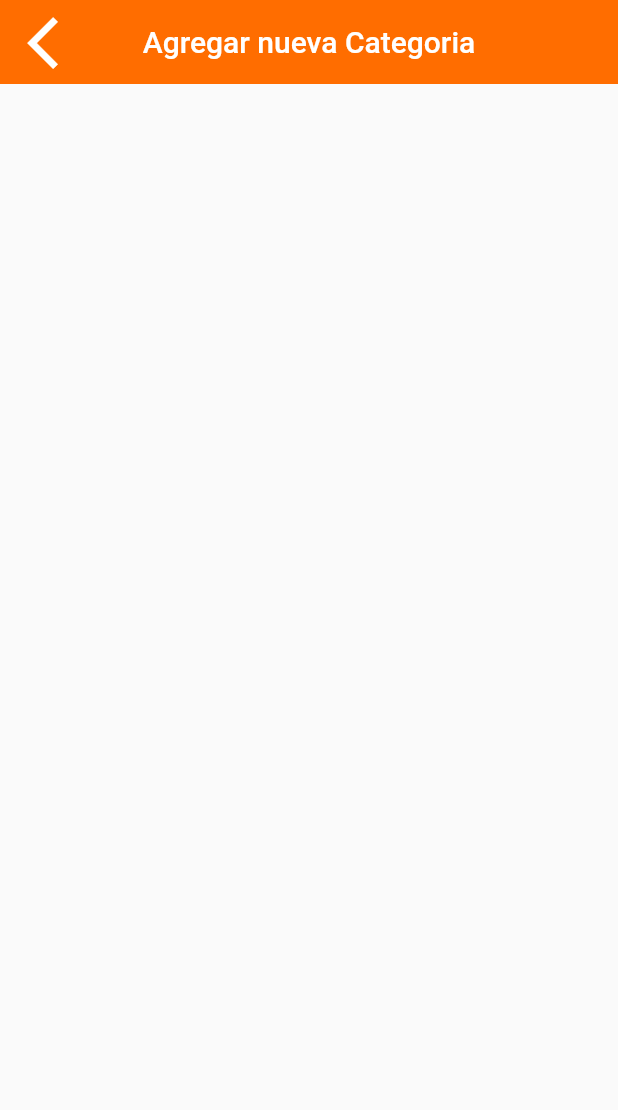
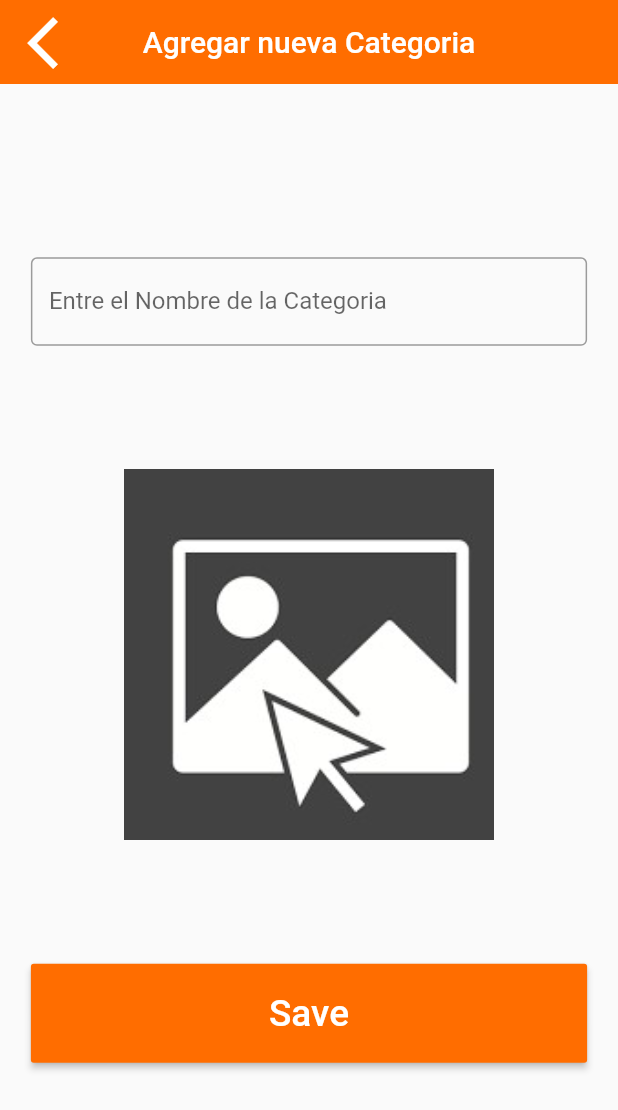
Before and after one commit to javierrrrrrrrrrrr/food_admin, a Flutter app: the HomeCategoriesPage screen opened directly, after a tap on "Agregar Categoria", on a phone screen of 412 x 824 dp. Shown: the top 1110 px of the screen. Run offline on Flutter 3.47's test engine with Material 2 defaults, Android fonts, the phone set to English and light mode, and no system bars; our stand-ins replace bloc, equatable, flutter_slidable; missing offline and left inert: data_connection_checker_tv.

Commit message:
arrastrar para mostrar iconos

```diff
--- /dev/null
+++ b/lib/features/categories/presentation/Widgets/custom_categori_field.dart
@@ -0,0 +1,21 @@
+import 'package:flutter/material.dart';
+
+class CustomNamedCategorField extends StatelessWidget {
+  const CustomNamedCategorField({
+    Key? key,
+  }) : super(key: key);
+
+  @override
+  Widget build(BuildContext context) {
+    final size = MediaQuery.of(context).size;
+    return Padding(
+      padding: EdgeInsets.symmetric(horizontal: size.width * 0.05),
+      child: const TextField(
+        decoration: InputDecoration(
+          border: OutlineInputBorder(),
+          labelText: 'Entre el Nombre de la Categoria',
+        ),
+      ),
+    );
+  }
+}
--- a/lib/features/categories/presentation/Widgets/list_element_container.dart
+++ b/lib/features/categories/presentation/Widgets/list_element_container.dart
@@ -1,5 +1,5 @@
 import 'package:flutter/material.dart';
-import 'package:food_admin/features/categories/presentation/Widgets/accion_container.dart';
+import 'package:flutter_slidable/flutter_slidable.dart';
 
 class ListElementContainer extends StatelessWidget {
   const ListElementContainer({
@@ -18,6 +18,31 @@ class ListElementContainer extends StatelessWidget {
       color: Colors.white,
       child: Padding(
         padding: EdgeInsets.symmetric(vertical: size.height * 0.005),
+        child: Slidable(
+          startActionPane: ActionPane(
+            motion: const ScrollMotion(),
+            closeThreshold: 0.8,
+            children: [
+              SlidableAction(
+                onPressed: ((context) {}),
+                icon: Icons.delete,
+                label: "Eliminar",
+                spacing: 1,
+                foregroundColor: Colors.red.withOpacity(0.8),
+                flex: 1,
+                autoClose: true,
+              ),
+              SlidableAction(
+                onPressed: ((context) {}),
+                icon: Icons.edit,
+                label: "Editar",
+                spacing: 1,
+                foregroundColor: Colors.blue.withOpacity(0.8),
+                flex: 1,
+                autoClose: true,
+              )
+            ],
+          ),
           child: Row(
             children: [
               Container(
@@ -45,20 +70,8 @@ class ListElementContainer extends StatelessWidget {
               Container(
                 width: size.width * 0.18,
               ),
-            AccionContainer(
-              color: Colors.blue.withOpacity(0.8),
-              icon: Icons.edit,
-              text: "Editar",
+            ],
           ),
-            SizedBox(
-              width: size.width * 0.03,
-            ),
-            AccionContainer(
-              color: Colors.red.withOpacity(0.8),
-              icon: Icons.delete,
-              text: "Eliminar",
-            ),
-          ],
         ),
       ),
     );
--- a/lib/features/categories/presentation/pages/add_categorie_page.dart
+++ b/lib/features/categories/presentation/pages/add_categorie_page.dart
@@ -1,15 +1,63 @@
 import 'package:flutter/material.dart';
+import 'package:food_admin/core/constantes/constantes.dart';
 import 'package:food_admin/features/main_components/widgets/custom_appbar.dart';
+
+import '../Widgets/custom_categori_field.dart';
 
 class AddCategoriesPage extends StatelessWidget {
   const AddCategoriesPage({Key? key}) : super(key: key);
 
   @override
   Widget build(BuildContext context) {
-    return const Scaffold(
-      appBar: CustomAppbar(
+    final size = MediaQuery.of(context).size;
+    return Scaffold(
+      appBar: const CustomAppbar(
         icono: Icons.arrow_back_ios_new,
         title: "Agregar nueva Categoria",
+      ),
+      body: Center(
+        child: SingleChildScrollView(
+          child: Column(
+            children: [
+              const CustomNamedCategorField(),
+              SizedBox(
+                height: size.height * 0.1,
+              ),
+              GestureDetector(
+                onTap: () {
+                  //Implementar subir la imagen o capturarla con la camara
+                },
+                child: Container(
+                  height: size.height * 0.3,
+                  width: size.width * 0.6,
+                  decoration: const BoxDecoration(
+                    image: DecorationImage(
+                      image: AssetImage("assets/no_image.jpg"),
+                      fit: BoxFit.cover,
+                    ),
+                  ),
+                ),
+              ),
+              SizedBox(
+                height: size.height * 0.1,
+              ),
+              SizedBox(
+                width: size.width * 0.9,
+                child: MaterialButton(
+                  color: kprymaricolor,
+                  height: size.height * 0.08,
+                  onPressed: () {},
+                  child: Center(
+                      child: Text(
+                    "Save",
+                    style: TextStyle(
+                        fontSize: size.height * 0.03, color: Colors.white),
+                  )),
+                ),
+              )
+            ],
+          ),
+        ),
       ),
     );
   }
--- a/pubspec.yaml
+++ b/pubspec.yaml
@@ -42,6 +42,9 @@ dependencies:
   bloc: ^8.1.0
   data_connection_checker_tv: ^0.3.5-nullsafety
   lottie: ^1.4.3
+  flutter_slidable: ^2.0.0
+
+
 
 
 dev_dependencies:
```
Also changed, not shown: assets/no_image.jpg (added), pubspec.lock. Lines whose indentation alone changed are shown as unchanged.
